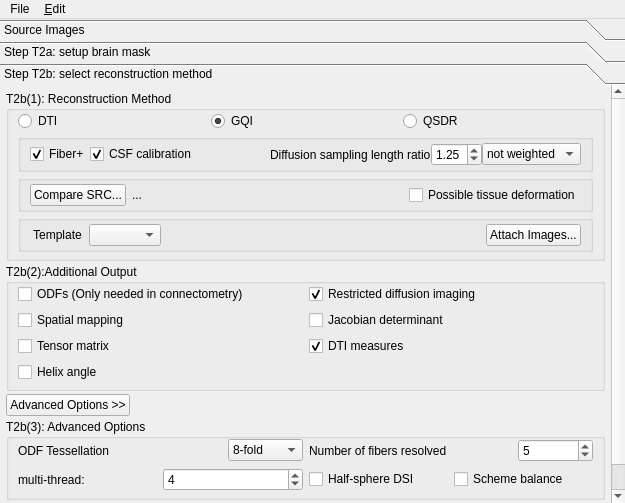
This is reconstruction/reconstruction_window.ui in frankyeh/DSI-Studio as Qt 5 draws it before an edit. The edited form follows.
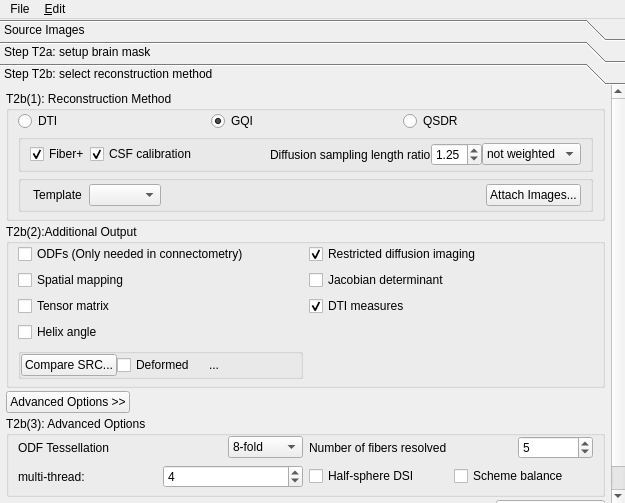
This is the edited form. The open tabs and pages were chosen to show the change. Icons and pictures are not drawn.

Diff of the .ui file:
```diff
--- a/reconstruction/reconstruction_window.ui
+++ b/reconstruction/reconstruction_window.ui
@@ -50,7 +50,7 @@
     <item>
      <widget class="QToolBox" name="toolBox">
       <property name="currentIndex">
-       <number>1</number>
+       <number>2</number>
       </property>
       <property name="tabSpacing">
        <number>0</number>
@@ -688,55 +688,6 @@
              </layout>
             </widget>
            </item>
-           <item>
-            <widget class="QGroupBox" name="DT_Option">
-             <property name="title">
-              <string/>
-             </property>
-             <layout class="QHBoxLayout" name="horizontalLayout">
-              <property name="topMargin">
-               <number>3</number>
-              </property>
-              <property name="bottomMargin">
-               <number>3</number>
-              </property>
-              <item>
-               <widget class="QPushButton" name="open_ddi_study_src">
-                <property name="text">
-                 <string>Compare SRC...</string>
-                </property>
-               </widget>
-              </item>
-              <item>
-               <widget class="QLabel" name="ddi_file">
-                <property name="text">
-                 <string>...</string>
-                </property>
-               </widget>
-              </item>
-              <item>
-               <spacer name="horizontalSpacer_3">
-                <property name="orientation">
-                 <enum>Qt::Horizontal</enum>
-                </property>
-                <property name="sizeHint" stdset="0">
-                 <size>
-                  <width>40</width>
-                  <height>20</height>
-                 </size>
-                </property>
-               </spacer>
-              </item>
-              <item>
-               <widget class="QCheckBox" name="dt_deform">
-                <property name="text">
-                 <string>Possible tissue deformation</string>
-                </property>
-               </widget>
-              </item>
-             </layout>
-            </widget>
-           </item>
            <item>
             <widget class="QGroupBox" name="ResolutionBox">
              <property name="title">
@@ -813,6 +764,23 @@
            <property name="bottomMargin">
             <number>6</number>
            </property>
+           <item row="3" column="1">
+            <widget class="QCheckBox" name="output_jacobian">
+             <property name="text">
+              <string>Jacobian determinant</string>
+             </property>
+            </widget>
+           </item>
+           <item row="4" column="1">
+            <widget class="QCheckBox" name="output_diffusivity">
+             <property name="text">
+              <string>DTI measures</string>
+             </property>
+             <property name="checked">
+              <bool>true</bool>
+             </property>
+            </widget>
+           </item>
            <item row="1" column="0">
             <widget class="QCheckBox" name="RecordODF">
              <property name="text">
@@ -834,13 +802,6 @@
              </property>
             </widget>
            </item>
-           <item row="3" column="1">
-            <widget class="QCheckBox" name="output_jacobian">
-             <property name="text">
-              <string>Jacobian determinant</string>
-             </property>
-            </widget>
-           </item>
            <item row="1" column="1">
             <widget class="QCheckBox" name="rdi">
              <property name="text">
@@ -858,14 +819,49 @@
              </property>
             </widget>
            </item>
-           <item row="4" column="1">
-            <widget class="QCheckBox" name="output_diffusivity">
-             <property name="text">
-              <string>DTI measures</string>
+           <item row="6" column="0">
+            <widget class="QGroupBox" name="DT_Option">
+             <property name="title">
+              <string/>
              </property>
-             <property name="checked">
-              <bool>true</bool>
-             </property>
+             <layout class="QHBoxLayout" name="horizontalLayout">
+              <property name="spacing">
+               <number>0</number>
+              </property>
+              <property name="leftMargin">
+               <number>0</number>
+              </property>
+              <property name="topMargin">
+               <number>0</number>
+              </property>
+              <property name="rightMargin">
+               <number>0</number>
+              </property>
+              <property name="bottomMargin">
+               <number>0</number>
+              </property>
+              <item>
+               <widget class="QPushButton" name="open_ddi_study_src">
+                <property name="text">
+                 <string>Compare SRC...</string>
+                </property>
+               </widget>
+              </item>
+              <item>
+               <widget class="QCheckBox" name="dt_deform">
+                <property name="text">
+                 <string>Deformed</string>
+                </property>
+               </widget>
+              </item>
+              <item>
+               <widget class="QLabel" name="ddi_file">
+                <property name="text">
+                 <string>...</string>
+                </property>
+               </widget>
+              </item>
+             </layout>
             </widget>
            </item>
           </layout>
```
